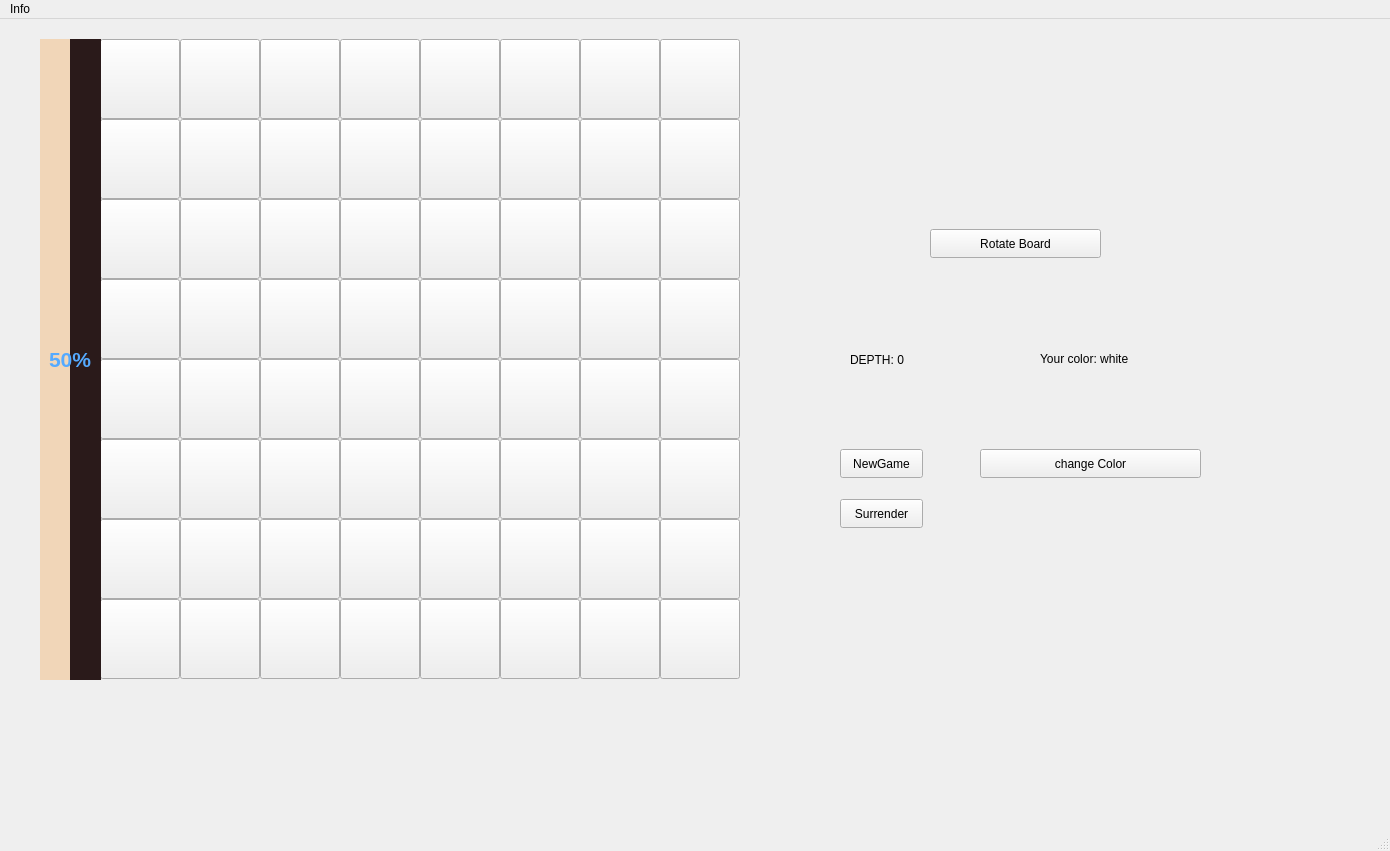
Before: the Qt Designer form DeepVik/deepvik.ui in VikSolve/DeepVik, drawn with Qt 5.
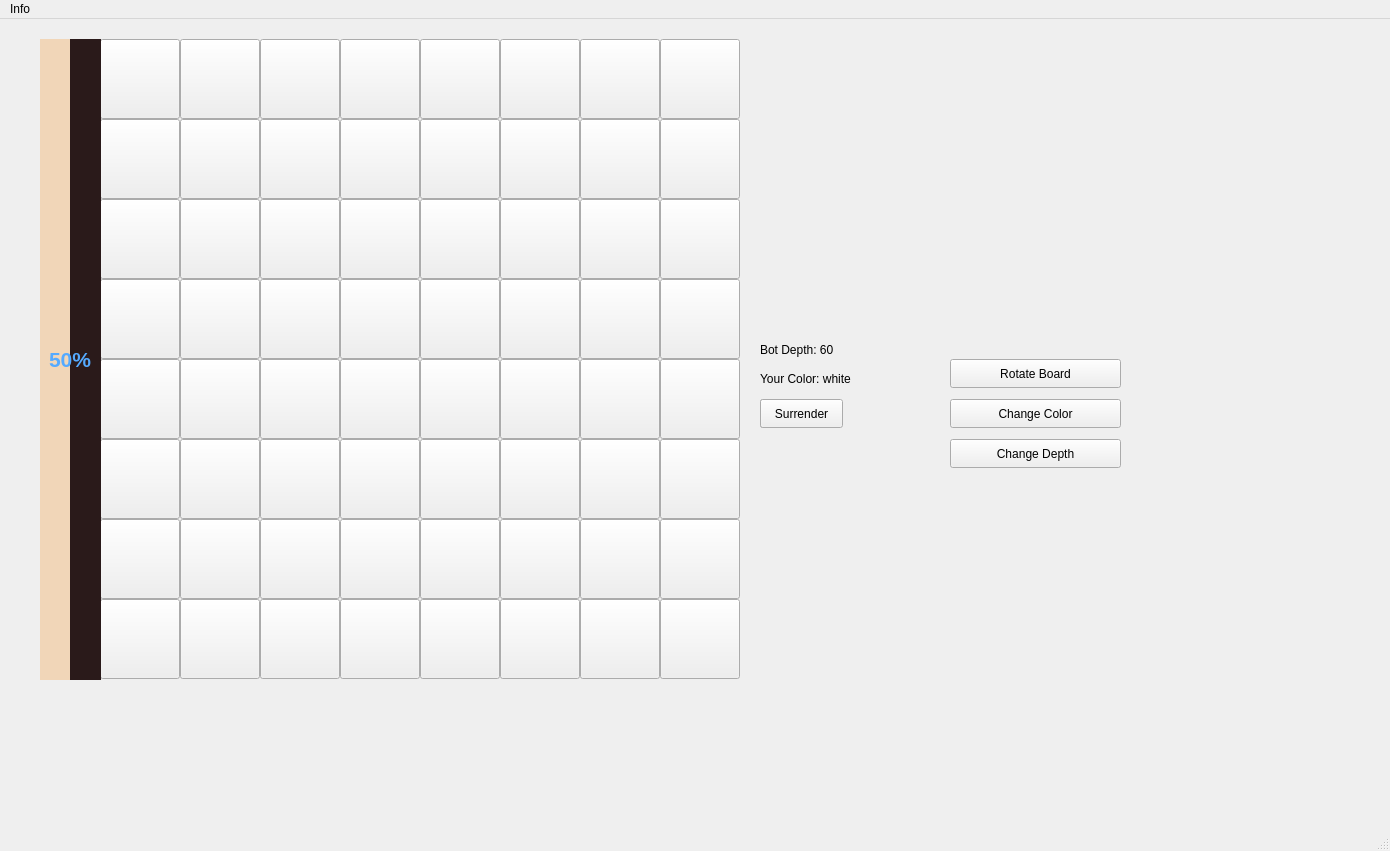
After: the same form once the commit is applied. Icons and pictures are not drawn.

Diff of the .ui file:
```diff
--- a/DeepVik/deepvik.ui
+++ b/DeepVik/deepvik.ui
@@ -11,7 +11,14 @@
    </rect>
   </property>
   <property name="windowTitle">
-   <string>deepvik</string>
+   <string>DeepVik</string>
+  </property>
+  <property name="windowIcon">
+   <iconset resource="images.qrc">
+    <normaloff>:/img/icon.png</normaloff>:/img/icon.png</iconset>
+  </property>
+  <property name="styleSheet">
+   <string notr="true"/>
   </property>
   <widget class="QWidget" name="centralwidget">
    <widget class="QPushButton" name="whiteTile0">
@@ -1041,60 +1048,60 @@
    <widget class="QPushButton" name="newGameButton">
     <property name="geometry">
      <rect>
-      <x>840</x>
-      <y>430</y>
-      <width>83</width>
+      <x>760</x>
+      <y>380</y>
+      <width>81</width>
       <height>29</height>
      </rect>
     </property>
     <property name="text">
-     <string>NewGame</string>
+     <string>New Game</string>
     </property>
    </widget>
    <widget class="QLabel" name="depthLabel">
     <property name="geometry">
      <rect>
-      <x>850</x>
-      <y>320</y>
-      <width>211</width>
+      <x>760</x>
+      <y>310</y>
+      <width>171</width>
       <height>41</height>
      </rect>
     </property>
     <property name="text">
-     <string>DEPTH: 0</string>
+     <string>Bot Depth: 60</string>
     </property>
    </widget>
    <widget class="QPushButton" name="selectColorButton">
     <property name="geometry">
      <rect>
-      <x>980</x>
-      <y>430</y>
-      <width>221</width>
+      <x>950</x>
+      <y>380</y>
+      <width>171</width>
       <height>29</height>
      </rect>
     </property>
     <property name="text">
-     <string>change Color</string>
+     <string>Change Color</string>
     </property>
    </widget>
    <widget class="QLabel" name="ColorLabel">
     <property name="geometry">
      <rect>
-      <x>1040</x>
-      <y>330</y>
+      <x>760</x>
+      <y>350</y>
       <width>131</width>
       <height>20</height>
      </rect>
     </property>
     <property name="text">
-     <string>Your color: white</string>
+     <string>Your Color: white</string>
     </property>
    </widget>
    <widget class="QPushButton" name="rotateButton">
     <property name="geometry">
      <rect>
-      <x>930</x>
-      <y>210</y>
+      <x>950</x>
+      <y>340</y>
       <width>171</width>
       <height>29</height>
      </rect>
@@ -1106,8 +1113,8 @@
    <widget class="QPushButton" name="surrenderButton">
     <property name="geometry">
      <rect>
-      <x>840</x>
-      <y>480</y>
+      <x>760</x>
+      <y>380</y>
       <width>83</width>
       <height>29</height>
      </rect>
@@ -1144,6 +1151,19 @@
      <number>50</number>
     </property>
    </widget>
+   <widget class="QPushButton" name="changeDepthButton">
+    <property name="geometry">
+     <rect>
+      <x>950</x>
+      <y>420</y>
+      <width>171</width>
+      <height>29</height>
+     </rect>
+    </property>
+    <property name="text">
+     <string>Change Depth</string>
+    </property>
+   </widget>
   </widget>
   <widget class="QMenuBar" name="menubar">
    <property name="geometry">
```
Left out of the diff: 16 changed lines with no effect on the pictures.
